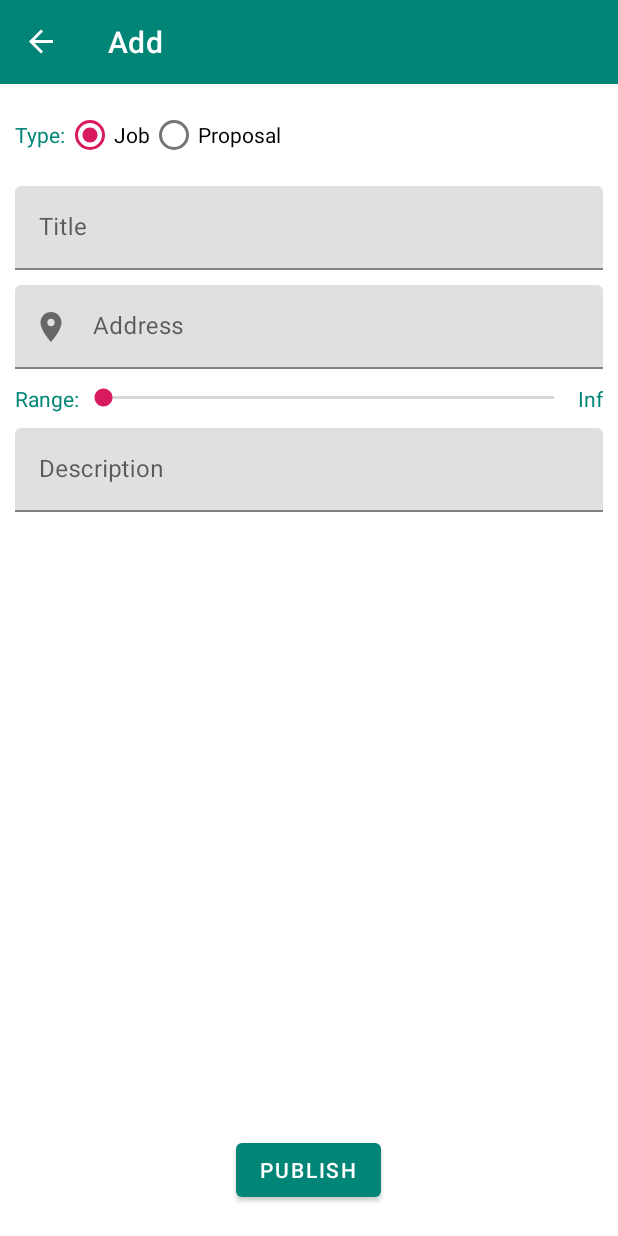
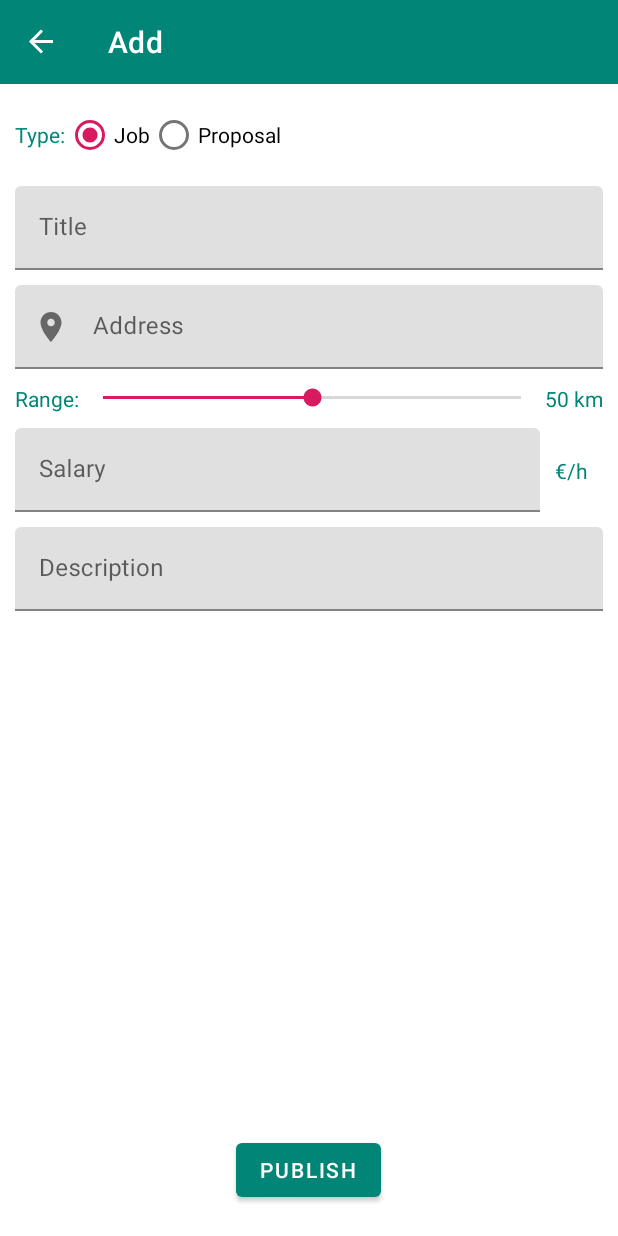
Before and after one commit to nicomazz/LocalJobs, an Android app: the AddFragment screen opened through its navigation route, on a phone screen of 412 x 824 dp. Run offline under Robolectric (Android 15) with nearby library versions, the phone set to English and light mode, and no system bars; our stand-ins replace Firebase (no records; nobody signed in at launch, a user with empty details on screens opened directly), navigation-ui; libraries missing offline, so code that uses them is left out: com.firebase.ui.

Commit message:
added salary in add fragment

```diff
--- a/app/src/main/java/com/esp/localjobs/AddFragment.kt
+++ b/app/src/main/java/com/esp/localjobs/AddFragment.kt
@@ -26,11 +26,12 @@ class AddFragment : Fragment() {
     override fun onCreateOptionsMenu(menu: Menu, inflater: MenuInflater) {
         inflater.inflate(R.menu.menu_navigation, menu)
         for (i in 0.until(menu.size()))
-            menu.getItem(i).setVisible(false)
+            menu.getItem(i).isVisible = false
     }
 
     override fun onViewCreated(view: View, savedInstanceState: Bundle?) {
         super.onViewCreated(view, savedInstanceState)
+        setSeekBarValue(range_seekbar.progress)
         range_seekbar.setOnSeekBarChangeListener(object : SeekBar.OnSeekBarChangeListener{
             override fun onStopTrackingTouch(seekBar: SeekBar?) {
 
@@ -41,8 +42,12 @@ class AddFragment : Fragment() {
             }
 
             override fun onProgressChanged(seekBar: SeekBar?, progress: Int, fromUser: Boolean) {
-                range_value.text = if(progress==0) "Inf" else progress.toString() + " km"
+                setSeekBarValue(progress)
             }
         })
     }
+
+    private fun setSeekBarValue(value: Int){
+        range_value.text = value.toString() + " km"
+    }
 }
--- a/app/src/main/res/layout/fragment_add.xml
+++ b/app/src/main/res/layout/fragment_add.xml
@@ -40,7 +40,7 @@
                     android:hint="@string/title_hint"
                     android:layout_margin="10dp"
                     app:layout_constraintTop_toBottomOf="@id/type_radio_group"
-                    android:id="@+id/title_edit_text">
+                    android:id="@+id/title">
 
                 <com.google.android.material.textfield.TextInputEditText
                         android:layout_width="match_parent"
@@ -54,8 +54,8 @@
                     app:startIconDrawable="@drawable/ic_place_black_24dp"
                     android:hint="@string/address"
                     android:layout_margin="10dp"
-                    app:layout_constraintTop_toBottomOf="@+id/title_edit_text"
-                    android:id="@+id/address_edit_text">
+                    app:layout_constraintTop_toBottomOf="@+id/title"
+                    android:id="@+id/address">
 
                 <com.google.android.material.textfield.TextInputEditText
                         android:layout_width="match_parent"
@@ -66,7 +66,7 @@
             <androidx.constraintlayout.widget.ConstraintLayout
                     android:layout_width="match_parent"
                     android:layout_height="wrap_content"
-                    app:layout_constraintTop_toBottomOf="@id/address_edit_text"
+                    app:layout_constraintTop_toBottomOf="@id/address"
                     android:id="@+id/range_div"
                     android:layout_margin="10dp">
                 <TextView
@@ -78,6 +78,7 @@
 
                 <androidx.appcompat.widget.AppCompatSeekBar
                         android:layout_width="0dp"
+                        android:progress="50"
                         android:layout_height="match_parent"
                         android:id="@+id/range_seekbar"
                         app:layout_constraintLeft_toRightOf="@id/range_text_view"
@@ -87,19 +88,47 @@
                         android:layout_width="wrap_content"
                         android:layout_height="match_parent"
                         android:id="@+id/range_value"
-                        android:text="Inf"
                         app:layout_constraintRight_toRightOf="parent"/>
 
             </androidx.constraintlayout.widget.ConstraintLayout>
 
+            <com.google.android.material.textfield.TextInputLayout
+                    android:id="@+id/salary"
+                    android:layout_width="0dp"
+                    android:layout_height="wrap_content"
+                    android:layout_margin="10dp"
+                    android:hint="@string/salary_edit_text"
+                    app:layout_constraintTop_toBottomOf="@id/range_div"
+                    app:layout_constraintLeft_toLeftOf="parent"
+                    app:layout_constraintRight_toLeftOf="@id/price_per_hour">
+
+                <com.google.android.material.textfield.TextInputEditText
+                        android:id="@+id/salary_edit_text"
+                        android:layout_width="match_parent"
+                        android:layout_height="wrap_content"
+                        android:inputType="numberDecimal"/>
+
+            </com.google.android.material.textfield.TextInputLayout>
+
+            <TextView
+                    android:id="@+id/price_per_hour"
+                    app:layout_constraintRight_toRightOf="parent"
+                    app:layout_constraintTop_toBottomOf="@id/range_div"
+                    app:layout_constraintLeft_toRightOf="@id/salary"
+                    android:layout_width="wrap_content"
+                    android:layout_height="wrap_content"
+                    android:text="@string/price_per_hour"
+                    app:layout_constraintBottom_toTopOf="@id/description"
+                    android:layout_marginRight="20dp"/>
+
 
             <com.google.android.material.textfield.TextInputLayout
-                    android:id="@+id/description_edit_text"
+                    android:id="@+id/description"
                     android:layout_width="match_parent"
                     android:layout_height="wrap_content"
                     android:layout_margin="10dp"
                     android:hint="@string/description"
-                    app:layout_constraintTop_toBottomOf="@id/range_div"
+                    app:layout_constraintTop_toBottomOf="@id/salary"
                     app:layout_constraintBottom_toBottomOf="parent">
 
                 <com.google.android.material.textfield.TextInputEditText
--- a/app/src/main/res/values/strings.xml
+++ b/app/src/main/res/values/strings.xml
@@ -17,4 +17,6 @@
     <string name="radio_proposal">Proposal</string>
     <string name="add_type">Type: </string>
     <string name="range_text_view">Range: </string>
+    <string name="salary_edit_text">Salary</string>
+    <string name="price_per_hour">€/h</string>
 </resources>
```
